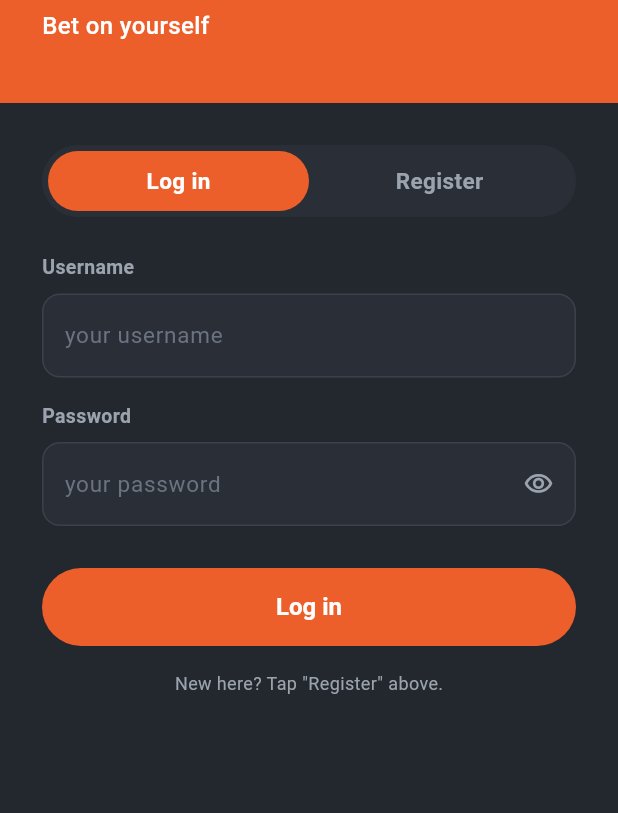
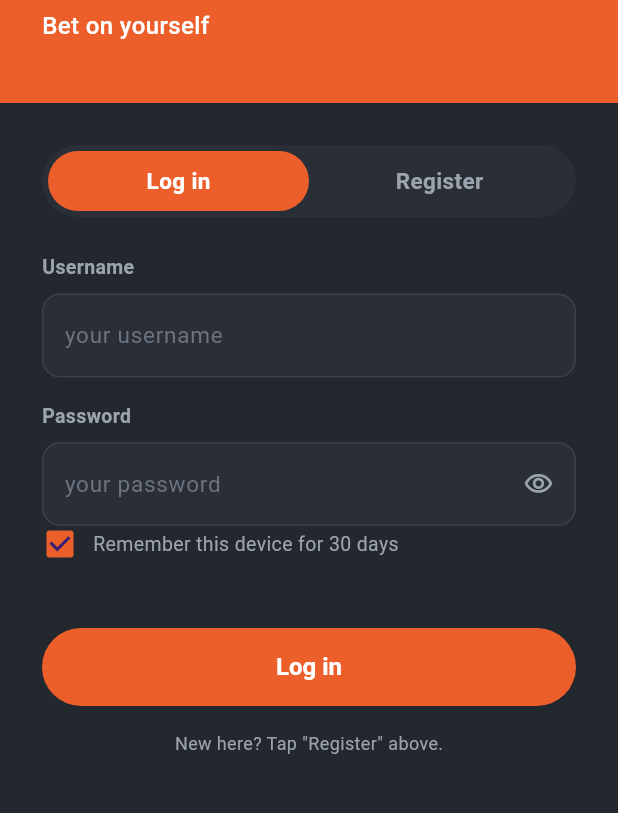
Before and after one commit to Claude-Roland/Battlebet, a Flutter app: the screen it shows after launch, after a tap on "Log in", on a phone screen of 412 x 824 dp, the part 140-953 px from its top. Run offline on Flutter 3.47's test engine with Material 3 defaults, Android fonts, the phone set to English and light mode, and no system bars; our stand-ins replace flutter_svg, shared_preferences; network calls fail; project files that could hold a hidden picture were left out.

Commit message:
Login: "dieses Geraet 30 Tage merken" — Kaestchen + Token in shared_preferences (30 Tage TTL), Auto-Login beim Start (session_store), Logout loescht den Token

```diff
--- a/app/lib/data/auth_store.dart
+++ b/app/lib/data/auth_store.dart
@@ -6,12 +6,19 @@ import 'package:flutter/foundation.dart';
 
 import 'api_client.dart';
 import 'profile_store.dart';
+import 'session_store.dart';
 
 class AuthStore extends ChangeNotifier {
   String? _currentUser;
 
   String? get currentUser => _currentUser;
   bool get isLoggedIn => api.isLoggedIn;
+
+  /// Nach automatischem Login (gemerktes Geraet) den Nutzernamen setzen.
+  void restore(String username) {
+    _currentUser = username;
+    notifyListeners();
+  }
 
   /// Registriert. Rueckgabe: Fehlermeldung oder null bei Erfolg.
   Future<String?> register(String username, String password) =>
@@ -39,6 +46,7 @@ class AuthStore extends ChangeNotifier {
     api.logout();
     _currentUser = null;
     profileStore.clear();
+    sessionStore.clear();
     notifyListeners();
   }
 }
--- /dev/null
+++ b/app/lib/data/session_store.dart
@@ -0,0 +1,39 @@
+// Merkt das Sitzungs-Token lokal ("dieses Geraet fuer 30 Tage merken").
+// Auf dem Web nutzt shared_preferences den Browser-Speicher. Wir speichern das
+// Token plus ein Ablaufdatum; beim Start wird bei gueltigem Merker automatisch
+// angemeldet. Ohne Merker bleibt das Token nur im Arbeitsspeicher (Abmelden beim Neuladen).
+
+import 'package:shared_preferences/shared_preferences.dart';
+
+class SessionStore {
+  static const _kToken = 'bb_token';
+  static const _kExpiry = 'bb_token_expiry';
+
+  /// Token merken (Standard: 30 Tage).
+  Future<void> save(String token, {Duration ttl = const Duration(days: 30)}) async {
+    final prefs = await SharedPreferences.getInstance();
+    await prefs.setString(_kToken, token);
+    await prefs.setInt(_kExpiry, DateTime.now().add(ttl).millisecondsSinceEpoch);
+  }
+
+  /// Gemerktes Token laden (oder null, wenn keins/abgelaufen).
+  Future<String?> load() async {
+    final prefs = await SharedPreferences.getInstance();
+    final token = prefs.getString(_kToken);
+    final expiry = prefs.getInt(_kExpiry);
+    if (token == null || expiry == null) return null;
+    if (DateTime.now().millisecondsSinceEpoch > expiry) {
+      await clear();
+      return null;
+    }
+    return token;
+  }
+
+  Future<void> clear() async {
+    final prefs = await SharedPreferences.getInstance();
+    await prefs.remove(_kToken);
+    await prefs.remove(_kExpiry);
+  }
+}
+
+final sessionStore = SessionStore();
--- a/app/lib/main.dart
+++ b/app/lib/main.dart
@@ -13,17 +13,39 @@
 
 import 'package:flutter/material.dart';
 
+import 'data/api_client.dart';
+import 'data/auth_store.dart';
+import 'data/profile_store.dart';
+import 'data/session_store.dart';
+import 'screens/auth_screen.dart';
+import 'screens/bets_list_screen.dart';
 import 'theme/app_theme.dart';
-import 'screens/auth_screen.dart';
 
-void main() {
-  runApp(const BattleBetApp());
+Future<void> main() async {
+  WidgetsFlutterBinding.ensureInitialized();
+  Widget home = const AuthScreen();
+  final token = await sessionStore.load();
+  if (token != null) {
+    api.token = token;
+    try {
+      final profile = await api.me();
+      profileStore.applyProfile(profile);
+      authStore.restore(profile.username);
+      home = const BetsListScreen();
+    } catch (_) {
+      api.token = null;
+      await sessionStore.clear();
+    }
+  }
+  runApp(BattleBetApp(home: home));
 }
 
 /// Wurzel-Widget der App. Setzt das dunkle BattleBet-Theme und
 /// startet mit dem Onboarding (Anmelden/Registrieren) als Startseite.
 class BattleBetApp extends StatelessWidget {
-  const BattleBetApp({super.key});
+  const BattleBetApp({super.key, required this.home});
+
+  final Widget home;
 
   @override
   Widget build(BuildContext context) {
@@ -31,7 +53,7 @@ class BattleBetApp extends StatelessWidget {
       title: 'BattleBet',
       debugShowCheckedModeBanner: false,
       theme: buildBattleBetTheme(),
-      home: const AuthScreen(),
+      home: home,
     );
   }
 }
--- a/app/lib/screens/auth_screen.dart
+++ b/app/lib/screens/auth_screen.dart
@@ -5,7 +5,9 @@
 
 import 'package:flutter/material.dart';
 
+import '../data/api_client.dart';
 import '../data/auth_store.dart';
+import '../data/session_store.dart';
 import '../theme/app_theme.dart';
 import 'bets_list_screen.dart';
 
@@ -21,6 +23,7 @@ class _AuthScreenState extends State<AuthScreen> {
   bool _register = true;
   bool _obscure = true;
   bool _busy = false;
+  bool _remember = true;
 
   final _userCtrl = TextEditingController();
   final _passCtrl = TextEditingController();
@@ -61,6 +64,12 @@ class _AuthScreenState extends State<AuthScreen> {
       });
       return;
     }
+    if (_remember && api.token != null) {
+      await sessionStore.save(api.token!);
+    } else if (!_remember) {
+      await sessionStore.clear();
+    }
+    if (!mounted) return;
     // Erfolg: rein in die App, Onboarding aus dem Stack nehmen.
     Navigator.of(context).pushReplacement(
       MaterialPageRoute(builder: (_) => const BetsListScreen()),
@@ -120,6 +129,30 @@ class _AuthScreenState extends State<AuthScreen> {
                         ],
                       ),
                     ],
+                    Row(
+                      children: [
+                        SizedBox(
+                          width: 24,
+                          height: 24,
+                          child: Checkbox(
+                            value: _remember,
+                            onChanged: (v) => setState(() => _remember = v ?? false),
+                            activeColor: AppColors.orange,
+                            side: const BorderSide(color: AppColors.textMuted),
+                            materialTapTargetSize: MaterialTapTargetSize.shrinkWrap,
+                          ),
+                        ),
+                        const SizedBox(width: 10),
+                        Expanded(
+                          child: GestureDetector(
+                            onTap: () => setState(() => _remember = !_remember),
+                            child: const Text('Remember this device for 30 days',
+                                style: TextStyle(color: AppColors.textMuted, fontSize: 13)),
+                          ),
+                        ),
+                      ],
+                    ),
+                    const SizedBox(height: 16),
                     const SizedBox(height: 28),
                     SizedBox(
                       height: 52,
--- a/app/pubspec.yaml
+++ b/app/pubspec.yaml
@@ -11,6 +11,7 @@ dependencies:
     sdk: flutter
   flutter_svg: ^2.0.10 # rendert die SVG-Icons (Jogger, Renner ...)
   http: ^1.2.0 # HTTP-Client zum BattleBet-Server
+  shared_preferences: ^2.2.0 # merkt das Token fuer "dieses Geraet merken"
 
 dev_dependencies:
   flutter_test:
```
Also changed, not shown: SVGs/Icon_Wanderer.svg (added).
